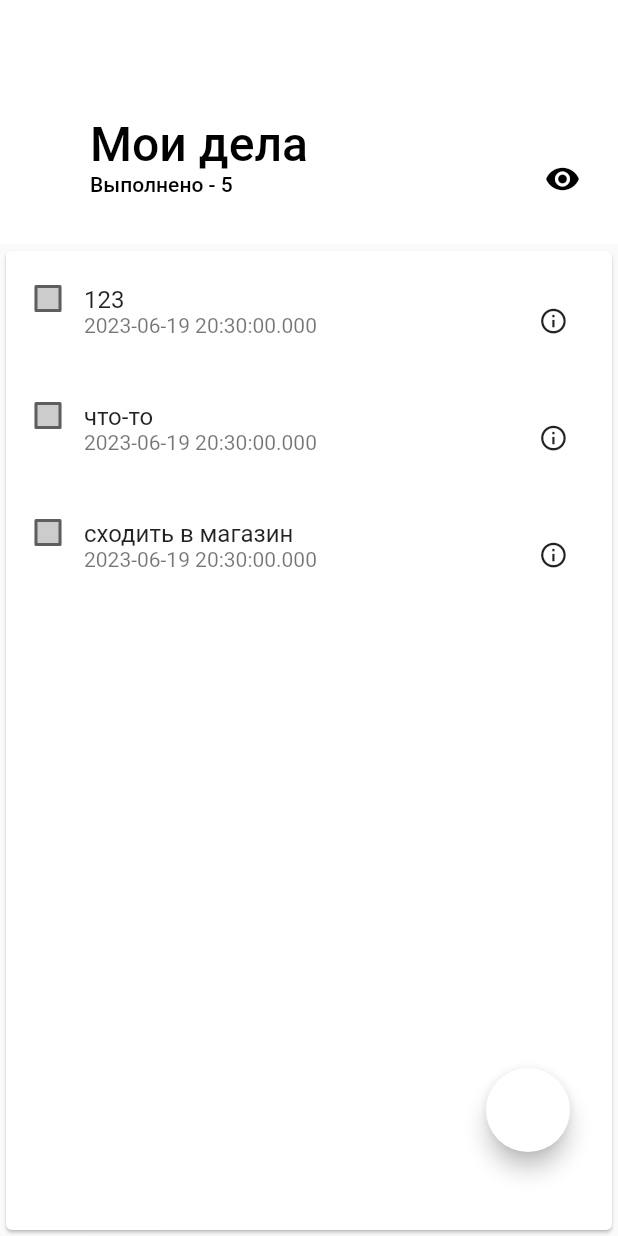
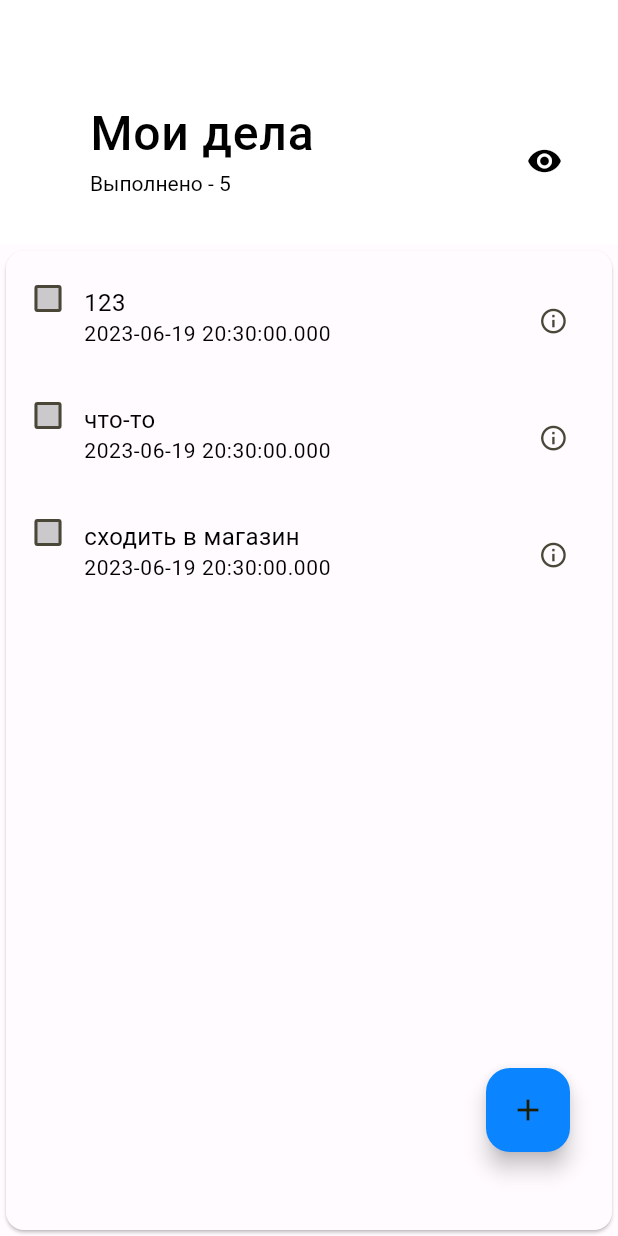
Before and after one commit to AJShum/todo_list, a Flutter app: the screen it shows after launch, on a phone screen of 412 x 824 dp. Run offline on Flutter 3.47's test engine with Material 2 defaults, Android fonts, the phone set to English and light mode, and no system bars; our stand-ins replace freezed_annotation, get.

```diff
--- a/lib/main.dart
+++ b/lib/main.dart
@@ -1,4 +1,5 @@
 import 'package:flutter/material.dart';
+import 'package:get/get.dart';
 import 'package:todo_list/main_binding.dart';
 import 'package:todo_list/router.dart';
 import 'package:todo_list/view/constant.dart';
@@ -20,10 +21,10 @@ class ToDoApp extends StatelessWidget {
 
   @override
   Widget build(BuildContext context) {
-    return MaterialApp(
+    return GetMaterialApp(
       title: 'TODO list',
       darkTheme: ThemeData(
-        useMaterial3: false,
+        useMaterial3: true,
         textTheme: textTheme,
         colorScheme: darkColorScheme,
         extensions: const <ThemeExtension<dynamic>>[CustomColorScheme.dark],
@@ -41,11 +42,10 @@ class ToDoApp extends StatelessWidget {
         ),
       ),
       theme: ThemeData(
-        useMaterial3: false,
+        useMaterial3: true,
         colorScheme: lightColorScheme,
         textTheme: textTheme,
         extensions: const <ThemeExtension<dynamic>>[CustomColorScheme.dark],
-        // FIX: DRY?
         checkboxTheme: CheckboxThemeData(
           fillColor: MaterialStateProperty.resolveWith((states) {
             if (states.contains(MaterialState.selected)) {
--- a/lib/model/task.dart
+++ b/lib/model/task.dart
@@ -13,7 +13,7 @@ enum TaskImportance { absent, low, high }
 @freezed
 class Task with _$Task {
   factory Task({
-    required Uuid id,
+    required String id,
     required String text,
     required TaskImportance importance,
     required DateTime deadline,
@@ -31,7 +31,7 @@ class FakeTaskRepository extends GetxController {
   final List<Task> _taskArray = List.generate(
     _fakeName.length,
     (index) => Task(
-      id: const Uuid(),
+      id: const Uuid().v4(),
       text: _fakeName[index],
       importance: TaskImportance.absent,
       deadline: DateTime.now().add(const Duration(hours: 10)),
--- a/lib/router.dart
+++ b/lib/router.dart
@@ -22,9 +22,9 @@ class AppRouter {
             },
           );
         } else {
-          // TODO: do something if no argument was passed
           return MaterialPageRoute(
-              builder: (_) => const CircularProgressIndicator());
+            builder: (_) => const CircularProgressIndicator(),
+          );
         }
       default:
         return MaterialPageRoute(
--- a/lib/view/edit_page.dart
+++ b/lib/view/edit_page.dart
@@ -112,7 +112,7 @@ class _EditPageState extends State<EditPage> {
                     onSelected: (value) {
                       log(
                           '[EditPage] change priority to $value for '
-                          '${widget.editedTask.id.v4}',
+                          '${widget.editedTask.id}',
                           name: 'info');
                       _priority = value;
                       setState(() {});
@@ -154,7 +154,7 @@ class _EditPageState extends State<EditPage> {
                 GestureDetector(
                   onTap: () {
                     log(
-                      '[EditPage] remove task with ${widget.editedTask.id.v4}',
+                      '[EditPage] remove task with ${widget.editedTask.id}',
                       name: 'info',
                     );
                     // TODO: remove item
--- a/lib/view/main_view.dart
+++ b/lib/view/main_view.dart
@@ -98,10 +98,12 @@ class _MainViewState extends State<MainView> {
                             ),
                         ],
                       ),
-                      // TODO: добавить изменение глаза при переключении
-                      const Icon(
-                        Icons.remove_red_eye_rounded,
+                      IconButton(
+                        icon: const Icon(Icons.remove_red_eye_rounded),
                         color: Colors.black,
+                        onPressed: () {
+                          // TODO: добавить изменение глаза при переключении
+                        },
                       )
                     ],
                   ),
@@ -119,7 +121,6 @@ class _MainViewState extends State<MainView> {
                       physics: const NeverScrollableScrollPhysics(),
                       itemBuilder: (context, index) {
                         return SwipedWidget(
-                          key: UniqueKey(),
                           _repository.getTaskByIndex(index),
                         );
                       },
```
Also changed, not shown: lib/view/component/swiped_widget.dart (+4 -4 lines), lib/model/task.freezed.dart, 1 other file.
